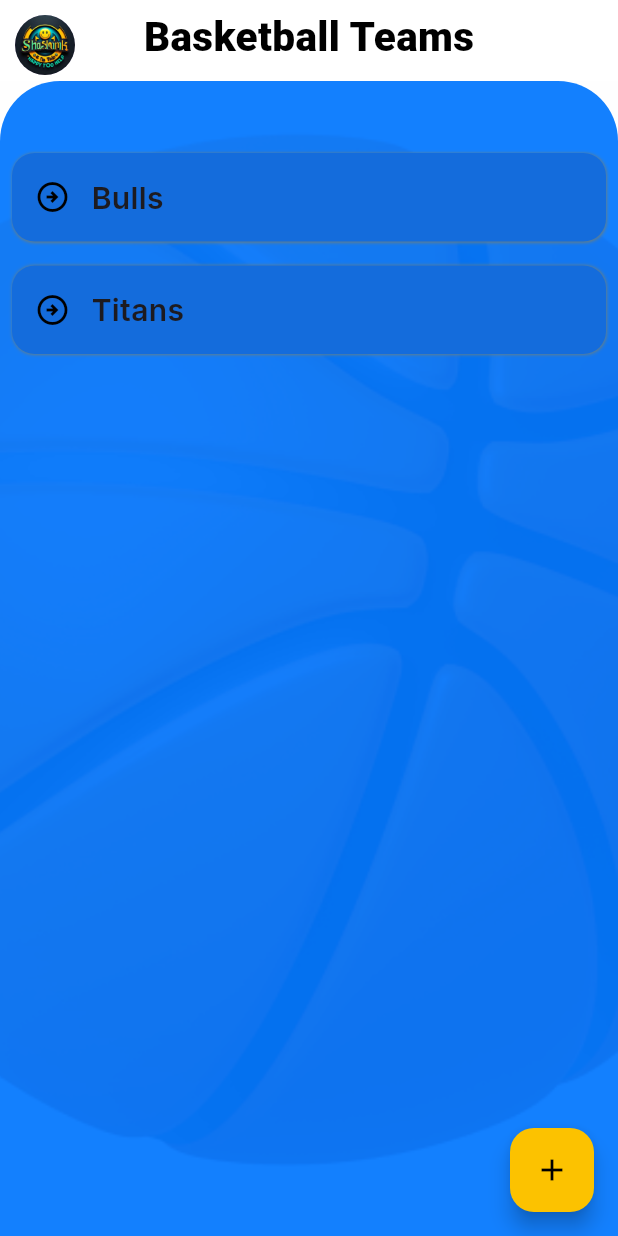
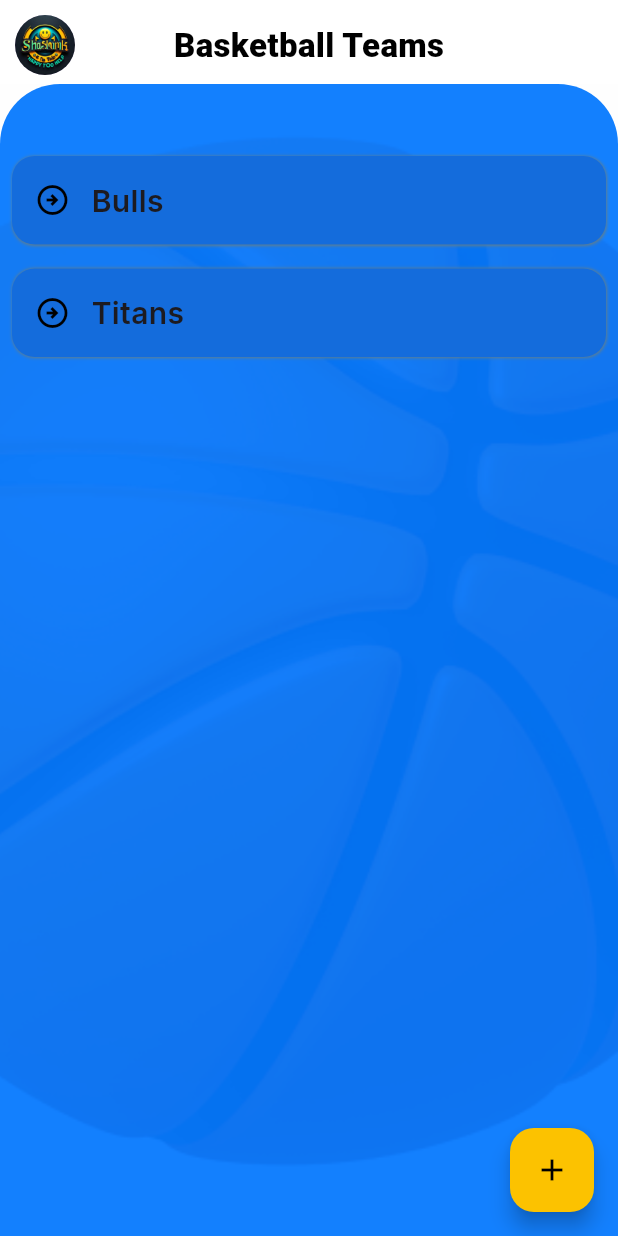
Before and after one commit to Shashank-Sahu8/Happy-To-Help, a Flutter app: the screen it shows after launch, on a phone screen of 412 x 824 dp. Run offline on Flutter 3.47's test engine with Material 3 defaults, Android fonts, the phone set to English and light mode, and no system bars; our stand-ins replace cached_network_image, flutter_spinkit, google_fonts, hive, hive_flutter; accounts and stored records are empty.

Commit message:
:zap: feat: Added Designes
UI almost completed

```diff
--- a/lib/screens/list.dart
+++ b/lib/screens/list.dart
@@ -44,8 +44,9 @@ class _TeamListScreenState extends State<TeamListScreen> {
   @override
   Widget build(BuildContext context) {
     return Scaffold(
-      backgroundColor: Colors.white60,
-      body: Stack(
+      backgroundColor: Colors.white,
+      body: SafeArea(
+        child: Stack(
           children: [
             Column(mainAxisAlignment: MainAxisAlignment.start,
               children: [
@@ -60,12 +61,12 @@ class _TeamListScreenState extends State<TeamListScreen> {
               ],
             ),
             Column(
-            children: [SizedBox(height: 5,),
+              children: [SizedBox(height: 15,),
                 Row(mainAxisAlignment: MainAxisAlignment.center,
                   children: [
                     Text('Basketball Teams',style: GoogleFonts.brunoAceSc(
                         color: Colors.black,
-                      fontSize: 27,
+                        fontSize: 22,
                         fontWeight: FontWeight.w900),),
                   ],
                 ),
@@ -134,6 +135,7 @@ class _TeamListScreenState extends State<TeamListScreen> {
             ),
           ],
         ),
+      ),
       floatingActionButton: FloatingActionButton(
         onPressed: () => showDialog(
           context: context,
```
Lines whose indentation alone changed are shown as unchanged.
